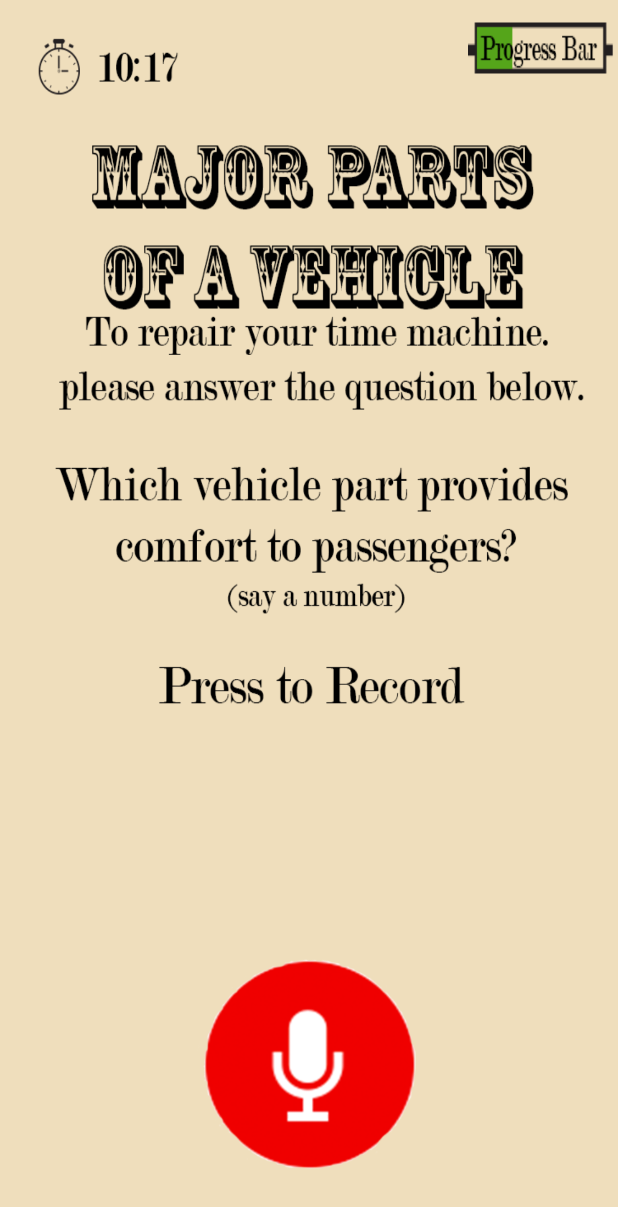
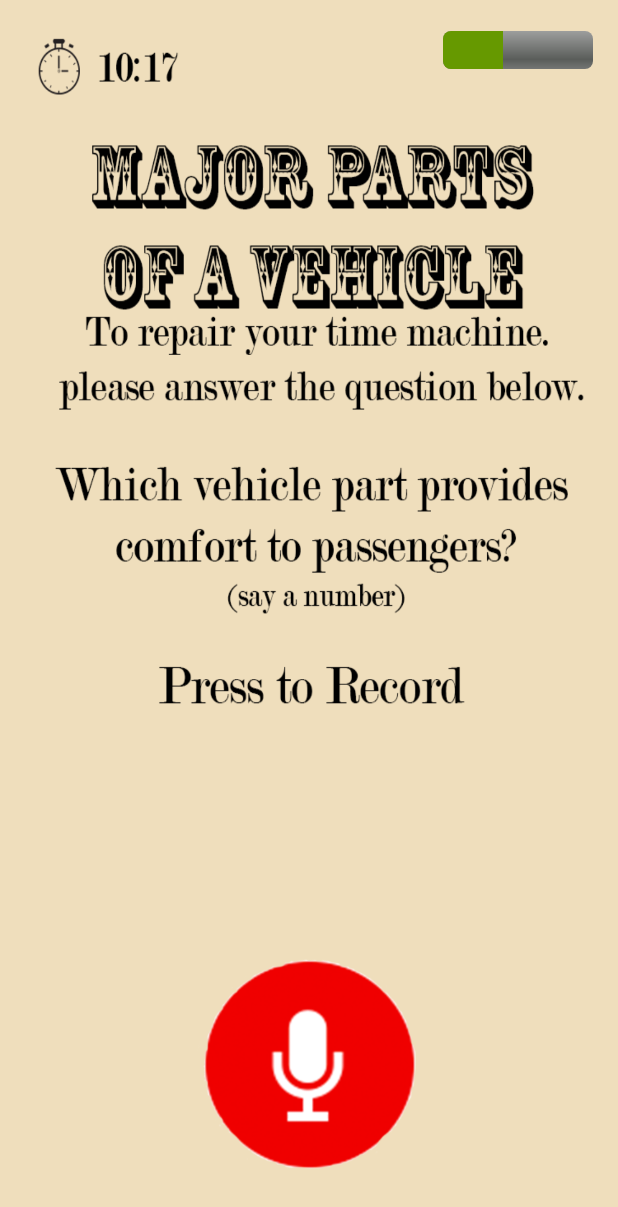
Before and after one commit to Xnonx14/LIMTreasureHunt, an Android app: the layout screen4.xml on its own in the app's theme, with its tools: preview values and no code run, on a phone screen of 412 x 824 dp. Shown: the top 1207 px of the screen. Run offline under Robolectric (Android 15) with nearby library versions, the phone set to English and light mode, and no system bars.

Commit message:
Progress Bar added

```diff
--- a/app/src/main/java/com/example/kevin/limtreasurehunt/MainActivity.java
+++ b/app/src/main/java/com/example/kevin/limtreasurehunt/MainActivity.java
@@ -40,6 +40,10 @@ public class MainActivity extends AppCompatActivity {
     }
 
     protected String playerName;
+    protected Double numCorrect = 0.0;
+    protected Double numPuzzles = 5.0;
+    protected Double progress = numCorrect*100/numPuzzles;
+
     public void start(View v) {
         EditText teamName = (EditText) findViewById(R.id.inputTeamName);
         String team = teamName.getText().toString();
--- a/app/src/main/res/layout/screen4.xml
+++ b/app/src/main/res/layout/screen4.xml
@@ -12,14 +12,29 @@
         android:layout_height="wrap_content"
         android:background="@drawable/appbasement" />
 
-    <Button
-        android:id="@+id/button6"
+    <ProgressBar
+        android:id="@+id/progressBar"
+        style="@android:style/Widget.ProgressBar.Horizontal"
         android:layout_width="100dp"
-        android:layout_height="60dp"
-        android:background="@drawable/appprogress"
+        android:layout_height="25dp"
+        android:layout_marginBottom="8dp"
+        android:layout_marginEnd="8dp"
+        android:layout_marginLeft="8dp"
+        android:layout_marginRight="8dp"
+        android:layout_marginStart="8dp"
+        android:layout_marginTop="8dp"
+        android:clickable="true"
         android:onClick="goToBroken"
+        android:progress="40"
+        android:progressTint="@android:color/holo_green_dark"
+        android:visibility="visible"
+        app:layout_constraintBottom_toBottomOf="parent"
         app:layout_constraintEnd_toEndOf="parent"
-        app:layout_constraintTop_toTopOf="parent"></Button>
+        app:layout_constraintHorizontal_bias="0.971"
+        app:layout_constraintStart_toStartOf="parent"
+        app:layout_constraintTop_toTopOf="parent"
+        app:layout_constraintVertical_bias="0.016"
+        tools:visibility="visible" />
 
     <Button
         android:id="@+id/button7"
```
Also changed, not shown: app/src/main/res/layout/screen3.xml (+25 -16 lines), app/src/main/res/drawable/cse323_appgoingplaces.png (added), app/src/main/res/drawable/cse323_appmakingplaces.png (added).
